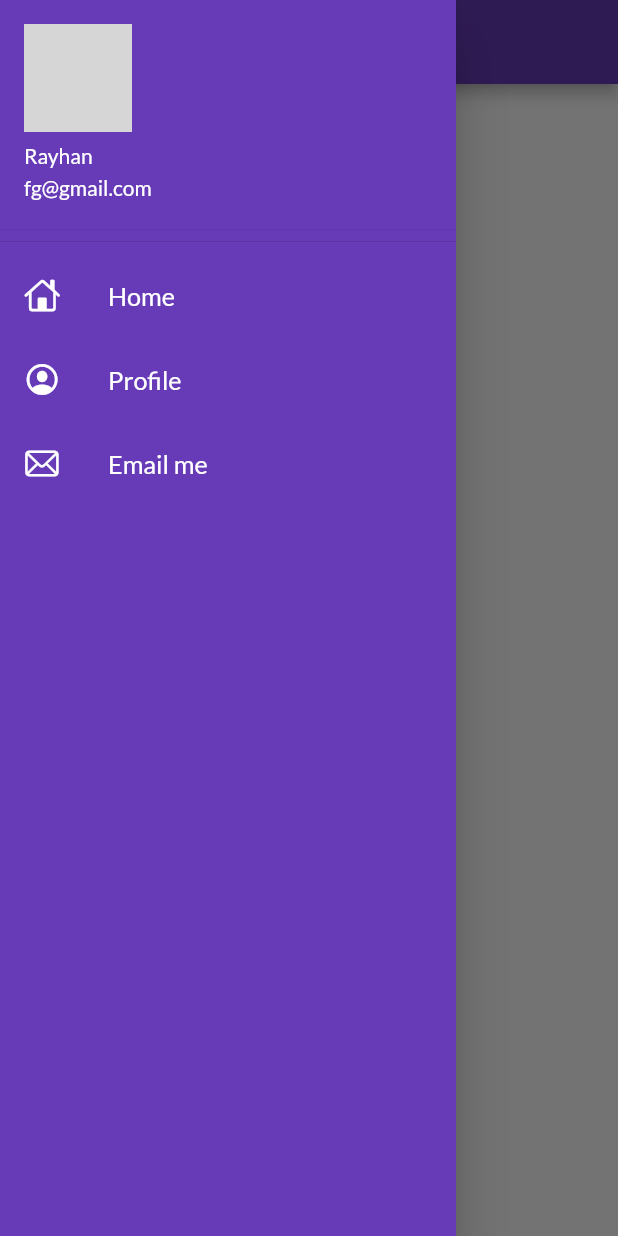
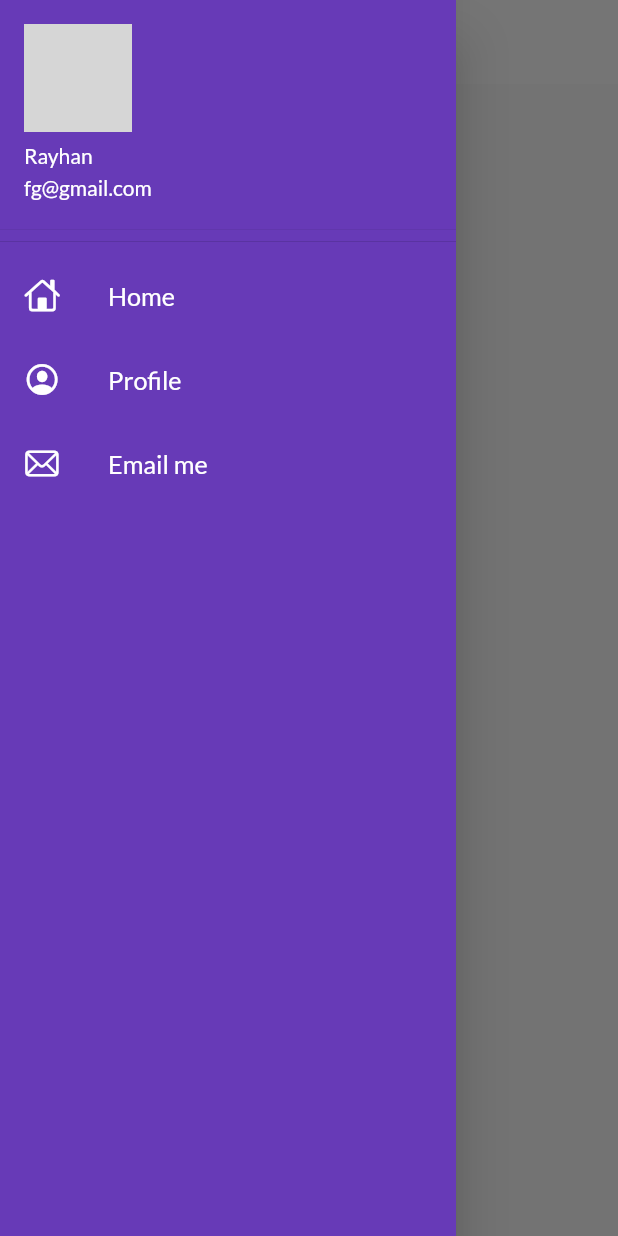
Before and after one commit to rayhan1650/30daysFlutter, a Flutter app: the screen it shows after launch, with the side drawer open, on a phone screen of 412 x 824 dp. Run offline on Flutter 3.47's test engine with Material 2 defaults, Android fonts, the phone set to English and light mode, and no system bars; our stand-ins replace google_fonts; network calls fail; grey boxes are pictures that could not be loaded.

Commit message:
theme extracted

```diff
--- a/lib/main.dart
+++ b/lib/main.dart
@@ -2,6 +2,7 @@ import 'package:flutter/material.dart';
 import 'package:flutter_app/pages/home_page.dart';
 import 'package:flutter_app/pages/login_page.dart';
 import 'package:flutter_app/utils/routes.dart';
+import 'package:flutter_app/widgets/themes.dart';
 import 'package:google_fonts/google_fonts.dart';
 
 void main() => runApp(const MyApp());
@@ -14,12 +15,8 @@ class MyApp extends StatelessWidget {
     return MaterialApp(
       title: 'Flutter layout',
       themeMode: ThemeMode.light,
-      theme: ThemeData(
-          primarySwatch: Colors.deepPurple,
-          fontFamily: GoogleFonts.lato().fontFamily),
-      darkTheme: ThemeData(
-        brightness: Brightness.dark,
-      ),
+      theme: MyTheme.lightTheme(context),
+      darkTheme: MyTheme.darkTheme(context),
       debugShowCheckedModeBanner: false,
       initialRoute: MyRoutes.homeRoute,
       routes: {
--- a/lib/pages/home_page.dart
+++ b/lib/pages/home_page.dart
@@ -8,7 +8,7 @@ class HomePage extends StatelessWidget {
   Widget build(BuildContext context) {
     return Scaffold(
       appBar: AppBar(
-        title: const Text('Flutter layout demo'),
+        title: const Text('Catalog App'),
       ),
       body: const Center(
         child: Text('Hello World'),
--- /dev/null
+++ b/lib/widgets/themes.dart
@@ -0,0 +1,18 @@
+import 'package:flutter/material.dart';
+import 'package:google_fonts/google_fonts.dart';
+
+class MyTheme {
+  static ThemeData lightTheme(BuildContext context) => ThemeData(
+        primarySwatch: Colors.deepPurple,
+        fontFamily: GoogleFonts.lato().fontFamily,
+        appBarTheme: const AppBarTheme(
+          color: Colors.white,
+          elevation: 0.0,
+          iconTheme: IconThemeData(color: Colors.black),
+          titleTextStyle: TextStyle(color: Colors.black),
+        ),
+      );
+
+  static ThemeData darkTheme(BuildContext context) =>
+      ThemeData(brightness: Brightness.dark);
+}
```
